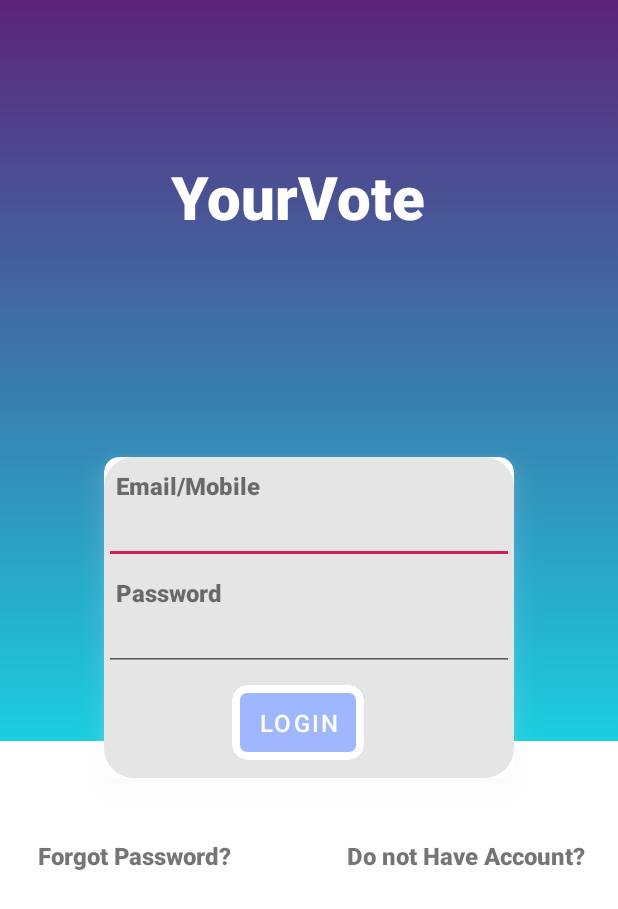
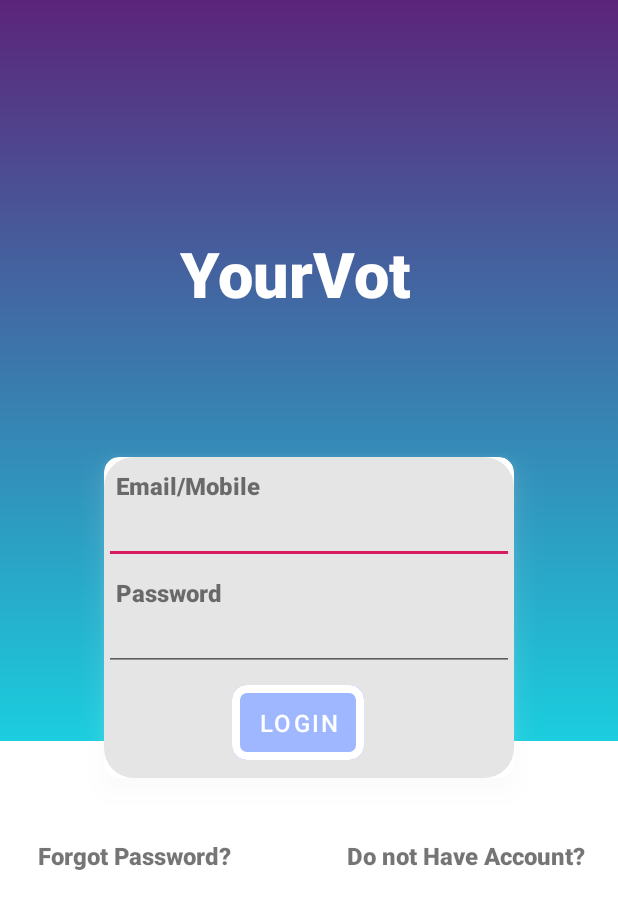
Before and after one commit to mitulp534/Final_Project, an Android app: the login screen opened directly, with no data from a screen before it, on a phone screen of 412 x 824 dp. Shown: the top 909 px of the screen. Run offline under Robolectric (Android 15) with nearby library versions, the phone set to English and light mode, and no system bars.

Commit message:
Login Activity Updated. Bugs Fixed!!

```diff
--- a/app/src/main/AndroidManifest.xml
+++ b/app/src/main/AndroidManifest.xml
@@ -11,7 +11,9 @@
         android:theme="@style/AppTheme">
         <activity android:name=".DetailedActivity"></activity>
         <activity android:name=".signup" />
-        <activity android:name=".login" />
+        <activity android:name=".login" >
+
+        </activity>
         <activity
             android:name=".HomePage"
             android:label="Home Page">
@@ -20,6 +22,7 @@
 
                 <category android:name="android.intent.category.LAUNCHER" />
             </intent-filter>
+
         </activity>
         <activity android:name=".MainActivity"></activity>
     </application>
--- a/app/src/main/res/layout/activity_login.xml
+++ b/app/src/main/res/layout/activity_login.xml
@@ -19,11 +19,10 @@
             android:background="@drawable/gradient">
 
             <TextView
+                android:layout_gravity="center"
                 android:layout_width="180dp"
                 android:layout_height="60dp"
-                android:layout_marginLeft="110dp"
-                android:layout_marginTop="100dp"
-                android:layout_marginRight="50dp"
+                android:layout_marginTop="150dp"
                 android:layout_marginBottom="20dp"
                 android:fontFamily="sans-serif-black"
                 android:paddingLeft="4dp"
@@ -32,7 +31,7 @@
                 android:paddingBottom="2dp"
                 android:text="@string/app_name"
                 android:textColor="#FFFF"
-                android:textSize="40sp"
+                android:textSize="42sp"
                 android:textStyle="bold" />
         </LinearLayout>
 
--- a/app/src/main/res/values/styles.xml
+++ b/app/src/main/res/values/styles.xml
@@ -7,6 +7,7 @@
         <item name="colorPrimary">@color/colorPrimary</item>
         <item name="colorPrimaryDark">@color/colorPrimaryDark</item>
         <item name="colorAccent">@color/colorAccent</item>
+        <item name="android:statusBarColor">#000000</item>
 
     </style>
 
--- a/build.gradle
+++ b/build.gradle
@@ -7,7 +7,7 @@ buildscript {
 
     }
     dependencies {
-        classpath 'com.android.tools.build:gradle:3.5.0'
+        classpath 'com.android.tools.build:gradle:3.5.1'
 
         // NOTE: Do not place your application dependencies here; they belong
         // in the individual module build.gradle files
```
